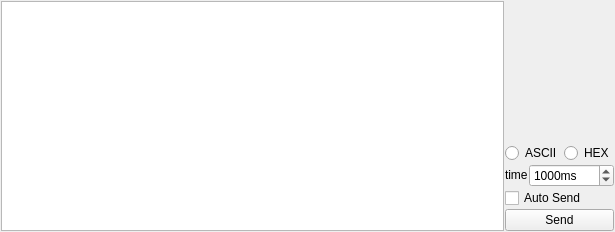
This is src/commandwindow.ui in QQxiaoming/quardCRT as Qt 5 draws it before an edit. The edited form follows.
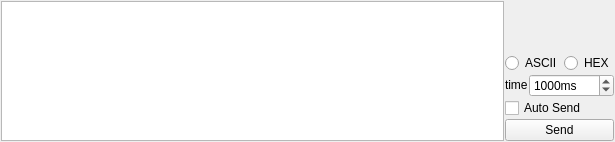
This is the edited form.

The edit to the form file:
```diff
--- a/src/commandwindow.ui
+++ b/src/commandwindow.ui
@@ -7,7 +7,7 @@
     <x>0</x>
     <y>0</y>
     <width>615</width>
-    <height>232</height>
+    <height>142</height>
    </rect>
   </property>
   <property name="windowTitle">
```
